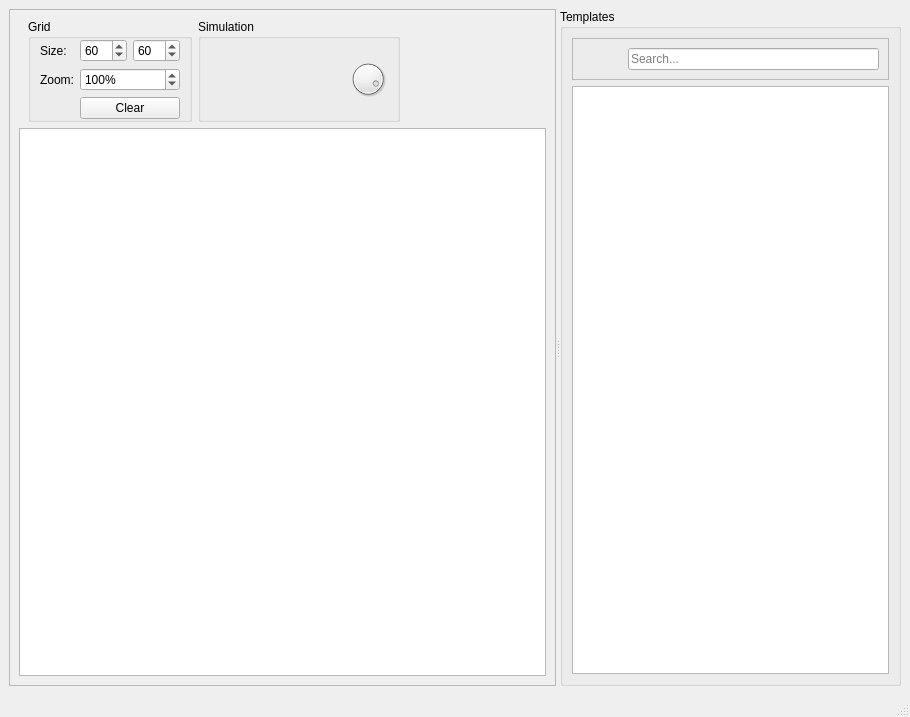
First picture: the form in resources/mainwindow.ui, repository mkcms/gol-qt, before the edit.
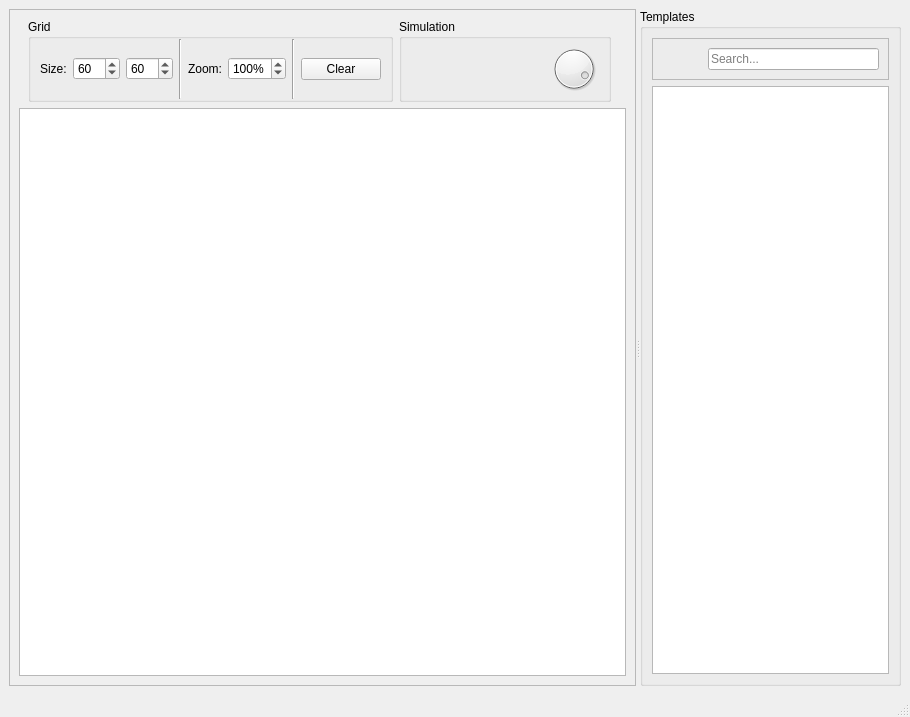
Second picture: the form after the edit. Icons and pictures are not drawn. Custom widgets are drawn as their Qt base class.

Commit message: Prettify top UI area.

The edit to the form file:
```diff
--- a/resources/mainwindow.ui
+++ b/resources/mainwindow.ui
@@ -54,14 +54,21 @@
              <property name="title">
               <string>Grid</string>
              </property>
-             <layout class="QGridLayout" name="gridLayout">
+             <layout class="QHBoxLayout" name="horizontalLayout_5">
               <property name="topMargin">
                <number>0</number>
               </property>
               <property name="bottomMargin">
                <number>0</number>
               </property>
-              <item row="0" column="1">
+              <item>
+               <widget class="QLabel" name="label">
+                <property name="text">
+                 <string>Size:</string>
+                </property>
+               </widget>
+              </item>
+              <item>
                <widget class="QSpinBox" name="spinBoxGridSizeX">
                 <property name="statusTip">
                  <string>Number of columns</string>
@@ -80,21 +87,40 @@
                 </property>
                </widget>
               </item>
-              <item row="1" column="0">
+              <item>
+               <widget class="QSpinBox" name="spinBoxGridSizeY">
+                <property name="statusTip">
+                 <string>Number of rows</string>
+                </property>
+                <property name="accelerated">
+                 <bool>true</bool>
+                </property>
+                <property name="minimum">
+                 <number>2</number>
+                </property>
+                <property name="maximum">
+                 <number>500</number>
+                </property>
+                <property name="value">
+                 <number>60</number>
+                </property>
+               </widget>
+              </item>
+              <item>
+               <widget class="Line" name="line">
+                <property name="orientation">
+                 <enum>Qt::Vertical</enum>
+                </property>
+               </widget>
+              </item>
+              <item>
                <widget class="QLabel" name="label_2">
                 <property name="text">
                  <string>Zoom:</string>
                 </property>
                </widget>
               </item>
-              <item row="0" column="0">
-               <widget class="QLabel" name="label">
-                <property name="text">
-                 <string>Size:</string>
-                </property>
-               </widget>
-              </item>
-              <item row="1" column="1" colspan="2">
+              <item>
                <widget class="QDoubleSpinBox" name="spinBoxZoomAmount">
                 <property name="suffix">
                  <string>%</string>
@@ -116,26 +142,14 @@
                 </property>
                </widget>
               </item>
-              <item row="0" column="2">
-               <widget class="QSpinBox" name="spinBoxGridSizeY">
-                <property name="statusTip">
-                 <string>Number of rows</string>
-                </property>
-                <property name="accelerated">
-                 <bool>true</bool>
-                </property>
-                <property name="minimum">
-                 <number>2</number>
-                </property>
-                <property name="maximum">
-                 <number>500</number>
-                </property>
-                <property name="value">
-                 <number>60</number>
+              <item>
+               <widget class="Line" name="line_2">
+                <property name="orientation">
+                 <enum>Qt::Vertical</enum>
                 </property>
                </widget>
               </item>
-              <item row="2" column="1" colspan="2">
+              <item>
                <widget class="QPushButton" name="pushButtonClearGrid">
                 <property name="statusTip">
                  <string>Clear the grid</string>
@@ -243,8 +257,8 @@
                <widget class="QDial" name="dialSimulationSpeed">
                 <property name="maximumSize">
                  <size>
-                  <width>40</width>
-                  <height>40</height>
+                  <width>60</width>
+                  <height>60</height>
                  </size>
                 </property>
                 <property name="statusTip">
```
